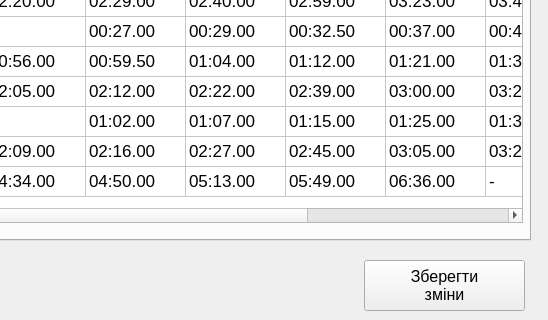
First picture: the form in ranksettings.ui, repository AgMUH/SwimAssist, before the edit; both pictures show x 330 to 878 and y 420 to 740 of the 878 by 740 pixel window.
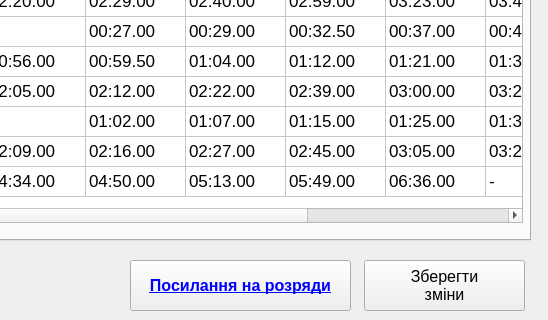
Second picture: the form after the edit.

What changed in the file:
```diff
--- a/ranksettings.ui
+++ b/ranksettings.ui
@@ -3548,6 +3548,30 @@
 зміни</string>
    </property>
   </widget>
+  <widget class="QPushButton" name="pushButton">
+   <property name="geometry">
+    <rect>
+     <x>460</x>
+     <y>680</y>
+     <width>221</width>
+     <height>51</height>
+    </rect>
+   </property>
+   <property name="font">
+    <font>
+     <weight>75</weight>
+     <bold>true</bold>
+     <underline>true</underline>
+    </font>
+   </property>
+   <property name="styleSheet">
+    <string notr="true">color:blue;
+</string>
+   </property>
+   <property name="text">
+    <string>Посилання на розряди</string>
+   </property>
+  </widget>
  </widget>
  <resources/>
  <connections/>
```
